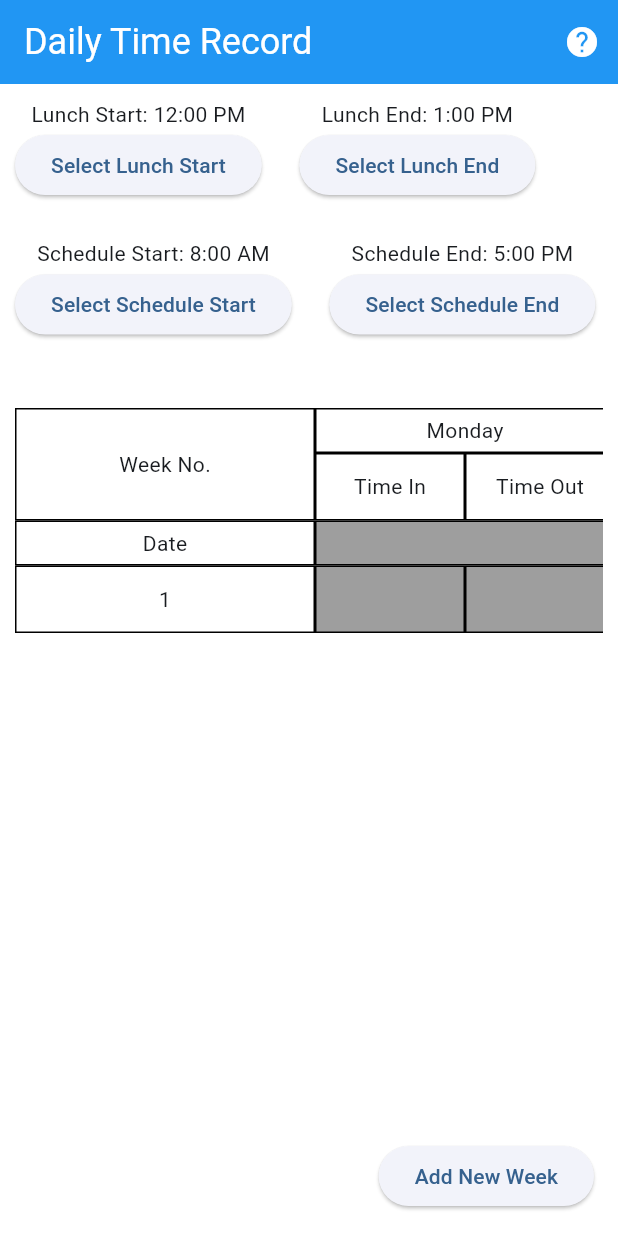
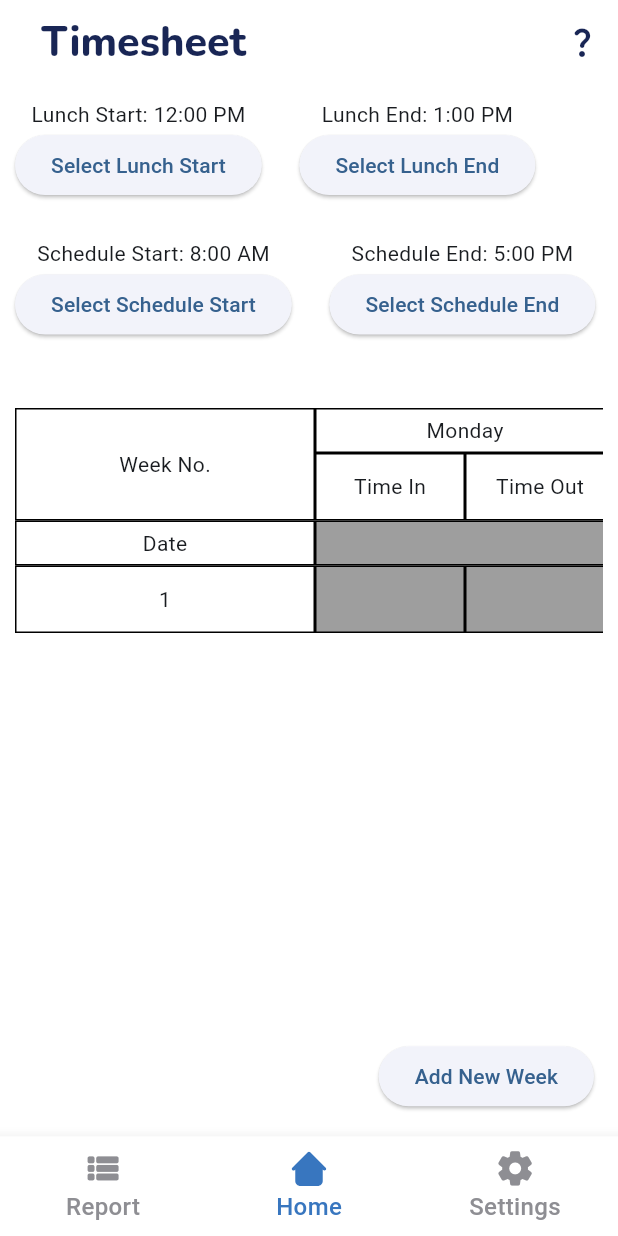
Before and after one commit to Kheemwel/dtr-app, a Flutter app: the screen it shows after launch, on a phone screen of 412 x 824 dp. Run offline on Flutter 3.47's test engine with Material 3 defaults, Android fonts, the phone set to English and light mode, and no system bars; our stand-ins replace flutter_svg, shared_preferences.

Commit message:
feat: bottom navigation bar - add placeholder screens for report and settings - change appbars style

```diff
--- a/lib/core/constants.dart
+++ b/lib/core/constants.dart
@@ -1,2 +1,3 @@
 
 const appLogo = 'assets/images/app_logo.png';
+const iconHome = 'assets/icons/icon_home.svg';
--- a/lib/core/theme.dart
+++ b/lib/core/theme.dart
@@ -1,21 +1,34 @@
 import 'package:flutter/material.dart';
 
-final Map<String, Color?> palette = {
+/// The app's palette
+final Map<String, Color> palette = {
   'primary': const Color(0xff192655),
   'secondary': const Color(0xff3876bf),
-  'tertiary': const Color(0xffe1aa74),
-  'extra': const Color(0xfff3f0ca),
+  'tertiary': const Color(0xff2f64a1),
+  'icons': const Color(0xffe1aa74),
+  'overview': const Color(0xfff3f0ca),
+  'inputs': const Color(0xfff2f2f7),
   'danger': const Color(0xffffdbd9),
   'disabled': const Color(0xff8e8e93),
   'dark': const Color(0xff262626),
 };
 
+/// Customized App Bar Theme
+final appBarTheme = AppBarTheme(
+    backgroundColor: Colors.white,
+    iconTheme: IconThemeData(color: palette['primary'], size: 24),
+    titleSpacing: 0,
+    titleTextStyle: TextStyle(
+        color: palette['primary'],
+        fontFamily: 'Nunito',
+        fontSize: 24,
+        fontWeight: FontWeight.w800));
+
+/// Customized Theme Data
 final themeData = ThemeData(
   colorScheme: ColorScheme.fromSeed(seedColor: Colors.blue),
   fontFamily: "Roboto", // Default Font
   useMaterial3: true,
   scaffoldBackgroundColor: Colors.white,
-  appBarTheme: const AppBarTheme(
-      color: Colors.blue,
-      titleTextStyle: TextStyle(color: Colors.white, fontSize: 24)),
+  appBarTheme: appBarTheme,
 );
--- /dev/null
+++ b/lib/core/utilities/responsive.dart
@@ -0,0 +1,9 @@
+import 'package:flutter/material.dart';
+
+/// Get responsive size that can be used to multiply to based font size and image sizes
+double getResponsiveSize(BuildContext context, double baseSize) {
+  double screenWidth = MediaQuery.of(context).size.width;
+ const double baseScreenWidth = 360; // Standard screen width
+ double scaleFactor = screenWidth / baseScreenWidth;
+ return baseSize * scaleFactor;
+}
--- a/lib/screens/dtr_grid.dart
+++ b/lib/screens/home/dtr_grid.dart
@@ -4,7 +4,7 @@ import 'package:flutter_dtr_app/widgets/dtr_cell.dart';
 import 'package:flutter_dtr_app/database/json_serialization.dart';
 import 'package:shared_preferences/shared_preferences.dart';
 
-import '../database/dtr_day.dart';
+import '../../database/dtr_day.dart';
 
 class DTRGrid extends StatefulWidget {
   const DTRGrid({super.key});
@@ -164,52 +164,9 @@ class _DTRGridState extends State<DTRGrid> {
     prefs.setString('dtr', json);
   }
 
-  // Show dialog for a quick quide
-  void _showGuide(BuildContext context) {
-    showDialog(
-      context: context,
-      builder: (BuildContext context) {
-        return AlertDialog(
-          title: const Center(child: Text('Quick Guide'),),
-          content: const SingleChildScrollView(
-            child: ListBody(
-              children: <Widget>[
-                Text('1. Lunch breaks are excluded from your daily work hours.'),
-                SizedBox(height: 10,),
-                Text('2. Daily work hours are calculated from the start of your schedule to its end.'),
-                SizedBox(height: 10,),
-                Text('3. Gray cells indicate blank records. Tap to set the date, time in, and time out.'),
-              ],
-            ),
-          ),
-          actions: <Widget>[
-            Center(child: TextButton(
-              onPressed: () {
-                Navigator.of(context).pop();
-              },
-              child: const Text('Close'),
-            ),)
-          ],
-        );
-      },
-    );
-  }
-
   @override
   Widget build(BuildContext context) {
     return Scaffold(
-      // AppBar
-      appBar: AppBar(
-        title: const Text('Daily Time Record'),
-        actions: [
-          // Help Button
-          IconButton(
-            tooltip: 'Help',
-              onPressed: () => _showGuide(context),
-              icon: const Icon(Icons.help, color: Colors.white,))
-        ],
-      ),
-
       // Main Content
       body: Column(
         crossAxisAlignment: CrossAxisAlignment.start,
@@ -384,7 +341,9 @@ class _DTRGridState extends State<DTRGrid> {
                                 7,
                                 (dayIndex) {
                                   final day = _dtrWeeks[weekIndex][dayIndex];
-                                  return Tooltip(message: 'Edit', child: GestureDetector(
+                                  return Tooltip(
+                                    message: 'Edit',
+                                    child: GestureDetector(
                                         onTap: () async {
                                           final DateTime? date =
                                               await showDatePicker(
@@ -410,8 +369,12 @@ class _DTRGridState extends State<DTRGrid> {
                                                 initialTime: day.timeOut,
                                               );
                                               if (timeOut != null) {
-                                              _updateDTRDay(weekIndex, dayIndex,
-                                                  date, timeIn, timeOut);
+                                                _updateDTRDay(
+                                                    weekIndex,
+                                                    dayIndex,
+                                                    date,
+                                                    timeIn,
+                                                    timeOut);
                                               }
                                             }
                                           }
@@ -426,7 +389,8 @@ class _DTRGridState extends State<DTRGrid> {
                                           timeOutText: day.timeOut.hour > 0
                                               ? day.timeOut.format(context)
                                               : '',
-                                      )),);
+                                        )),
+                                  );
                                 },
                               ),
                               BorderedContainer(
--- /dev/null
+++ b/lib/screens/main_screen.dart
@@ -0,0 +1,146 @@
+import 'package:flutter/material.dart';
+import 'package:flutter_dtr_app/core/constants.dart';
+import 'package:flutter_dtr_app/core/theme.dart';
+import 'package:flutter_dtr_app/core/utilities/responsive.dart';
+import 'package:flutter_dtr_app/screens/home/dtr_grid.dart';
+import 'package:flutter_dtr_app/screens/home/user_guide.dart';
+import 'package:flutter_dtr_app/screens/report.dart';
+import 'package:flutter_dtr_app/screens/settings.dart';
+import 'package:flutter_dtr_app/widgets/back_button.dart';
+import 'package:flutter_dtr_app/widgets/title_text.dart';
+import 'package:flutter_svg/flutter_svg.dart';
+
+/// The app's main screen where the bottom navigation bar is displayed
+class MainScreen extends StatefulWidget {
+  const MainScreen({super.key});
+
+  @override
+  State<MainScreen> createState() => _MainScreenState();
+}
+
+class _MainScreenState extends State<MainScreen> {
+  int _selectedIndex = 1;
+
+  void _onItemTapped(int index) {
+    setState(() {
+      _selectedIndex = index;
+    });
+  }
+
+  @override
+  Widget build(BuildContext context) {
+    final screens = [
+      const ReportScreen(),
+      const DTRGrid(),
+      const SettingsScreen()
+    ];
+
+    final appBars = [
+      _reportAppBar(context),
+      _homeAppBar(context),
+      _settingsAppBar(context),
+    ];
+
+    final double navIconSize = getResponsiveSize(context, 24);
+    final double navLabelSize = getResponsiveSize(context, 14);
+    final navLabelStyle =
+        TextStyle(fontWeight: FontWeight.w500, fontSize: navLabelSize);
+
+    return Scaffold(
+      appBar: appBars.elementAt(_selectedIndex),
+      body: Center(
+        child: screens.elementAt(_selectedIndex),
+      ),
+      bottomNavigationBar: _bottomNavigationBar(navIconSize, navLabelStyle),
+    );
+  }
+
+  AppBar _settingsAppBar(BuildContext context) {
+    return AppBar(
+      leading: buildBackButton(
+          context: context, size: getResponsiveSize(context, 24)),
+      title:
+          buildTitleText('Settings', fontSize: getResponsiveSize(context, 24)),
+    );
+  }
+
+  AppBar _homeAppBar(BuildContext context) {
+    return AppBar(
+      title: Padding(
+        padding: EdgeInsets.fromLTRB(getResponsiveSize(context, 24), 0, 0, 0),
+        child: buildTitleText('Timesheet',
+            fontSize: getResponsiveSize(context, 24)),
+      ),
+      actions: [
+        // Help Button
+        IconButton(
+            tooltip: 'Help',
+            onPressed: () => showGuide(context),
+            icon: Icon(
+              Icons.question_mark_rounded,
+              color: palette['primary'],
+            ))
+      ],
+    );
+  }
+
+  AppBar _reportAppBar(BuildContext context) {
+    return AppBar(
+      leading: buildBackButton(
+          context: context, size: getResponsiveSize(context, 24)),
+      title: buildTitleText('Report', fontSize: getResponsiveSize(context, 24)),
+    );
+  }
+
+  BottomNavigationBar _bottomNavigationBar(
+      double navIconSize, TextStyle navLabelStyle) {
+    return BottomNavigationBar(
+      items: <BottomNavigationBarItem>[
+        _navReport(navIconSize),
+        _navHome(navIconSize),
+        _navSettings(navIconSize),
+      ],
+      currentIndex: _selectedIndex,
+      backgroundColor: Colors.white,
+      unselectedItemColor: palette['disabled'],
+      selectedItemColor: palette['secondary'],
+      selectedLabelStyle: navLabelStyle,
+      unselectedLabelStyle: navLabelStyle,
+      onTap: _onItemTapped,
+    );
+  }
+
+  BottomNavigationBarItem _navSettings(double navIconSize) {
+    return BottomNavigationBarItem(
+      icon: Icon(
+        Icons.settings_rounded,
+        size: navIconSize,
+      ),
+      label: 'Settings',
+    );
+  }
+
+  BottomNavigationBarItem _navHome(double navIconSize) {
+    return BottomNavigationBarItem(
+      icon: SvgPicture.asset(
+        iconHome,
+        width: navIconSize,
+        height: navIconSize,
+        colorFilter: ColorFilter.mode(
+            _selectedIndex == 1 ? palette['secondary']! : palette['disabled']!,
+            BlendMode.srcIn),
+      ),
+      label: 'Home',
+    );
+  }
+
+  BottomNavigationBarItem _navReport(double navIconSize) {
+    return BottomNavigationBarItem(
+      icon: Icon(
+        Icons.view_list_rounded,
+        size: navIconSize,
+      ),
+      label: 'Report',
+    );
+  }
+}
--- /dev/null
+++ b/lib/widgets/back_button.dart
@@ -0,0 +1,15 @@
+import 'package:flutter/material.dart';
+import 'package:flutter_dtr_app/core/theme.dart';
+
+/// Customized back button for Scaffold leading icon
+Widget buildBackButton({required BuildContext context, double? size}) {
+  return IconButton(
+      onPressed: () {
+        Navigator.pop(context);
+      },
+      icon: Icon(
+        Icons.keyboard_arrow_left_rounded,
+        size: size,
+        color: palette['primary'],
+      ));
+}
--- a/lib/widgets/title_text.dart
+++ b/lib/widgets/title_text.dart
@@ -1,6 +1,7 @@
 import 'package:flutter/material.dart';
 import 'package:flutter_dtr_app/core/theme.dart';
 
+/// Widget for displaying header or title text
 Widget buildTitleText(String text, {double? fontSize, FontWeight? fontWeight}) {
   return Text(
     text,
--- a/pubspec.yaml
+++ b/pubspec.yaml
@@ -38,6 +38,7 @@ dependencies:
   intl: ^0.19.0
   json_annotation: ^4.8.1
   shared_preferences: ^2.2.2
+  flutter_svg: ^2.0.10+1
 
 dev_dependencies:
   flutter_test:
@@ -64,6 +65,7 @@ flutter:
   # To add assets to your application, add an assets section, like this:
   assets:
     - assets/images/app_logo.png
+    - assets/icons/icon_home.svg
 
   # An image asset can refer to one or more resolution-specific "variants", see
   # https://flutter.dev/assets-and-images/#resolution-aware
```
Also changed, not shown: lib/screens/home/user_guide.dart (added, +42 -0 lines), lib/screens/report.dart (added, +10 -0 lines), lib/screens/settings.dart (added, +10 -0 lines), lib/splash_screen.dart (+7 -13 lines), assets/icons/icon_home.svg (added), pubspec.lock, 3 other files. Lines whose indentation alone changed are shown as unchanged.
